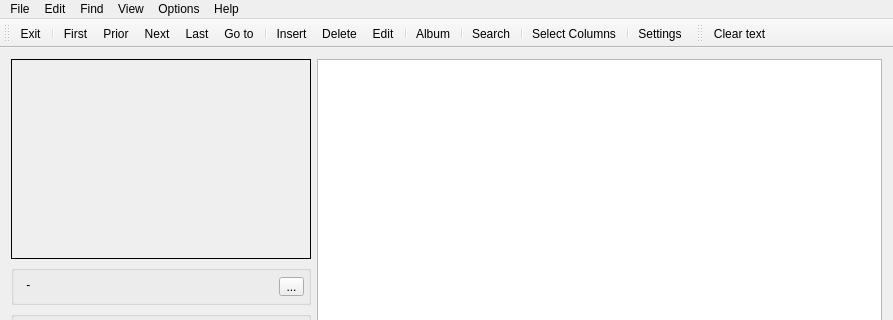
Before: the Qt Designer form Forms/CMain.ui in skynowa/xxxdb, drawn with Qt 5; both pictures show x 0 to 893 and y 0 to 320 of the 893 by 578 pixel window.
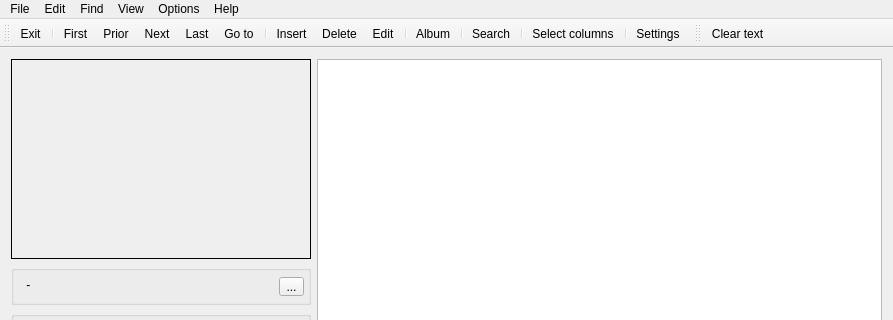
After: the same form once the commit is applied. Icons and pictures are not drawn.

Commit message: REVIEW: menu captions - only 1-st letter is uppercased

```diff
--- a/Forms/CMain.ui
+++ b/Forms/CMain.ui
@@ -386,7 +386,7 @@
      <normaloff>:/Menu/Menu/Columns.png</normaloff>:/Menu/Menu/Columns.png</iconset>
    </property>
    <property name="text">
-    <string>Select Columns...</string>
+    <string>Select columns...</string>
    </property>
    <property name="toolTip">
     <string>Select columns...</string>
```
Left out of the diff: 6 changed lines with no effect on the pictures. The commit also changes 1 other file.
